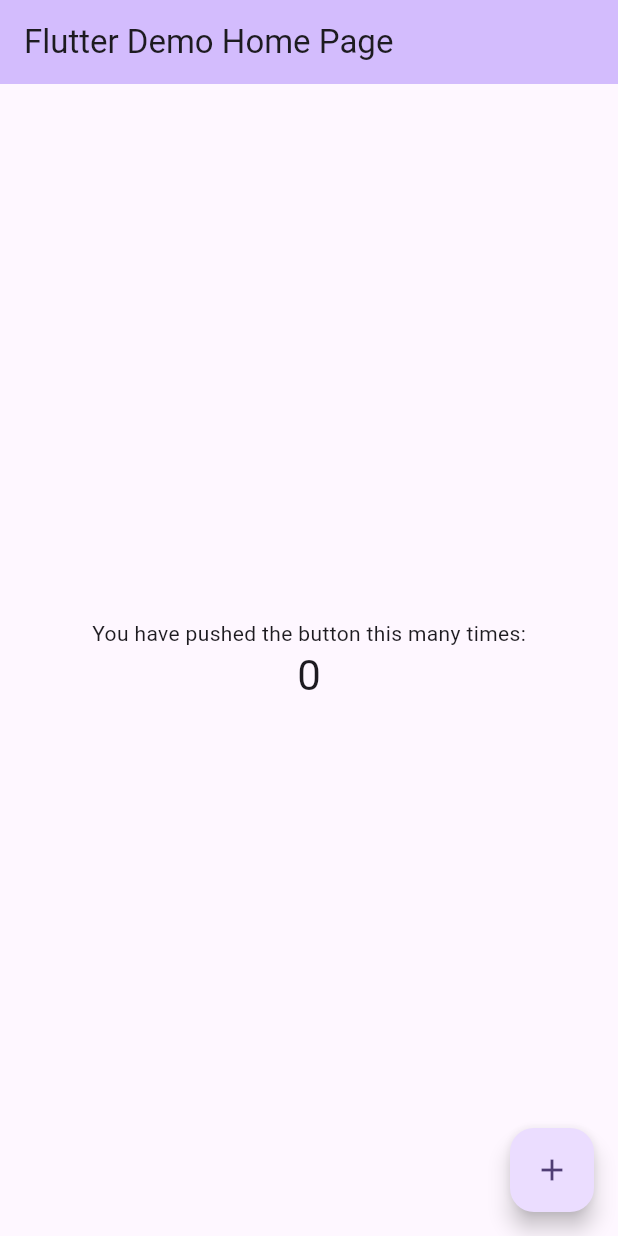
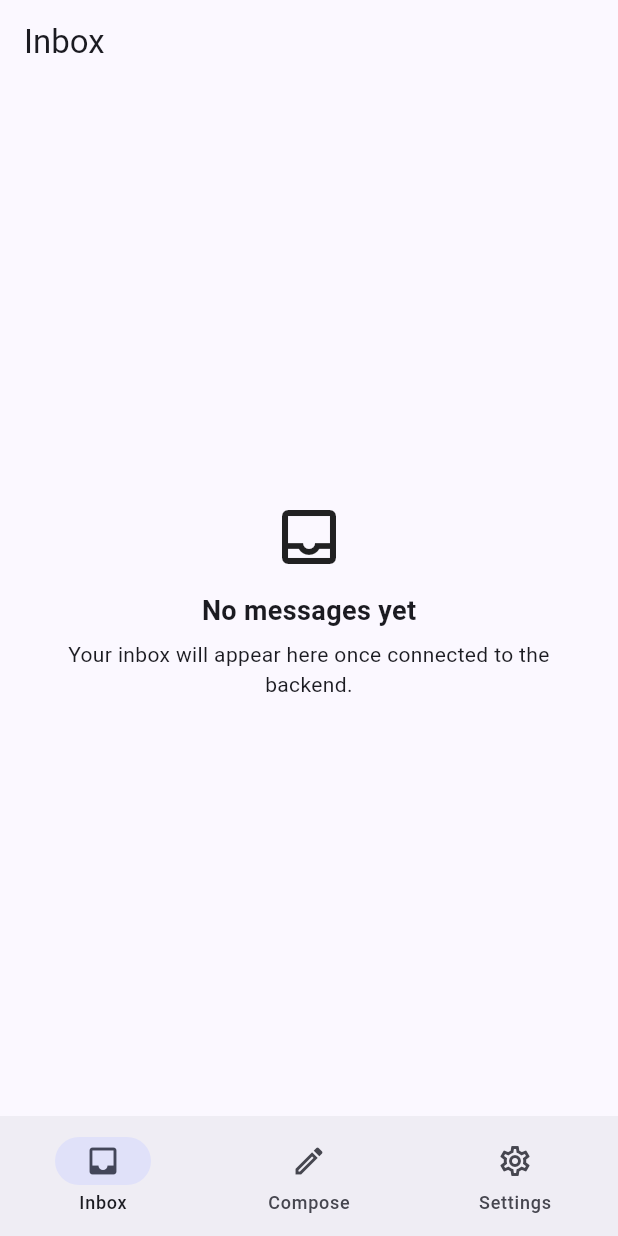
Before and after one commit to devalgupta404/Quantum-Secure-Email-Client, a Flutter app: the screen it shows after launch, on a phone screen of 412 x 824 dp. Run offline on Flutter 3.47's test engine with Material 3 defaults, Android fonts, the phone set to English and light mode, and no system bars.

Commit message:
update ui

```diff
--- /dev/null
+++ b/frontend/lib/app.dart
@@ -0,0 +1,31 @@
+import 'package:flutter/material.dart';
+import 'screens/inbox_screen.dart';
+import 'screens/compose_screen.dart';
+import 'screens/settings_screen.dart';
+
+class Routes {
+  static const String inbox = '/';
+  static const String compose = '/compose';
+  static const String settings = '/settings';
+}
+
+class QuMailApp extends StatelessWidget {
+  const QuMailApp({super.key});
+
+  @override
+  Widget build(BuildContext context) {
+    return MaterialApp(
+      title: 'QuMail',
+      theme: ThemeData(
+        colorScheme: ColorScheme.fromSeed(seedColor: Colors.indigo),
+        useMaterial3: true,
+      ),
+      initialRoute: Routes.inbox,
+      routes: <String, WidgetBuilder>{
+        Routes.inbox: (_) => const InboxScreen(),
+        Routes.compose: (_) => const ComposeScreen(),
+        Routes.settings: (_) => const SettingsScreen(),
+      },
+    );
+  }
+}
--- a/frontend/lib/main.dart
+++ b/frontend/lib/main.dart
@@ -1,122 +1,6 @@
 import 'package:flutter/material.dart';
+import 'app.dart';
 
 void main() {
-  runApp(const MyApp());
+  runApp(const QuMailApp());
 }
-
-class MyApp extends StatelessWidget {
-  const MyApp({super.key});
-
-  // This widget is the root of your application.
-  @override
-  Widget build(BuildContext context) {
-    return MaterialApp(
-      title: 'Flutter Demo',
-      theme: ThemeData(
-        // This is the theme of your application.
-        //
-        // TRY THIS: Try running your application with "flutter run". You'll see
-        // the application has a purple toolbar. Then, without quitting the app,
-        // try changing the seedColor in the colorScheme below to Colors.green
-        // and then invoke "hot reload" (save your changes or press the "hot
-        // reload" button in a Flutter-supported IDE, or press "r" if you used
-        // the command line to start the app).
-        //
-        // Notice that the counter didn't reset back to zero; the application
-        // state is not lost during the reload. To reset the state, use hot
-        // restart instead.
-        //
-        // This works for code too, not just values: Most code changes can be
-        // tested with just a hot reload.
-        colorScheme: ColorScheme.fromSeed(seedColor: Colors.deepPurple),
-      ),
-      home: const MyHomePage(title: 'Flutter Demo Home Page'),
-    );
-  }
-}
-
-class MyHomePage extends StatefulWidget {
-  const MyHomePage({super.key, required this.title});
-
-  // This widget is the home page of your application. It is stateful, meaning
-  // that it has a State object (defined below) that contains fields that affect
-  // how it looks.
-
-  // This class is the configuration for the state. It holds the values (in this
-  // case the title) provided by the parent (in this case the App widget) and
-  // used by the build method of the State. Fields in a Widget subclass are
-  // always marked "final".
-
-  final String title;
-
-  @override
-  State<MyHomePage> createState() => _MyHomePageState();
-}
-
-class _MyHomePageState extends State<MyHomePage> {
-  int _counter = 0;
-
-  void _incrementCounter() {
-    setState(() {
-      // This call to setState tells the Flutter framework that something has
-      // changed in this State, which causes it to rerun the build method below
-      // so that the display can reflect the updated values. If we changed
-      // _counter without calling setState(), then the build method would not be
-      // called again, and so nothing would appear to happen.
-      _counter++;
-    });
-  }
-
-  @override
-  Widget build(BuildContext context) {
-    // This method is rerun every time setState is called, for instance as done
-    // by the _incrementCounter method above.
-    //
-    // The Flutter framework has been optimized to make rerunning build methods
-    // fast, so that you can just rebuild anything that needs updating rather
-    // than having to individually change instances of widgets.
-    return Scaffold(
-      appBar: AppBar(
-        // TRY THIS: Try changing the color here to a specific color (to
-        // Colors.amber, perhaps?) and trigger a hot reload to see the AppBar
-        // change color while the other colors stay the same.
-        backgroundColor: Theme.of(context).colorScheme.inversePrimary,
-        // Here we take the value from the MyHomePage object that was created by
-        // the App.build method, and use it to set our appbar title.
-        title: Text(widget.title),
-      ),
-      body: Center(
-        // Center is a layout widget. It takes a single child and positions it
-        // in the middle of the parent.
-        child: Column(
-          // Column is also a layout widget. It takes a list of children and
-          // arranges them vertically. By default, it sizes itself to fit its
-          // children horizontally, and tries to be as tall as its parent.
-          //
-          // Column has various properties to control how it sizes itself and
-          // how it positions its children. Here we use mainAxisAlignment to
-          // center the children vertically; the main axis here is the vertical
-          // axis because Columns are vertical (the cross axis would be
-          // horizontal).
-          //
-          // TRY THIS: Invoke "debug painting" (choose the "Toggle Debug Paint"
-          // action in the IDE, or press "p" in the console), to see the
-          // wireframe for each widget.
-          mainAxisAlignment: MainAxisAlignment.center,
-          children: <Widget>[
-            const Text('You have pushed the button this many times:'),
-            Text(
-              '$_counter',
-              style: Theme.of(context).textTheme.headlineMedium,
-            ),
-          ],
-        ),
-      ),
-      floatingActionButton: FloatingActionButton(
-        onPressed: _incrementCounter,
-        tooltip: 'Increment',
-        child: const Icon(Icons.add),
-      ), // This trailing comma makes auto-formatting nicer for build methods.
-    );
-  }
-}
--- /dev/null
+++ b/frontend/lib/screens/inbox_screen.dart
@@ -0,0 +1,29 @@
+import 'package:flutter/material.dart';
+import '../widgets/app_scaffold.dart';
+
+class InboxScreen extends StatelessWidget {
+  const InboxScreen({super.key});
+
+  @override
+  Widget build(BuildContext context) {
+    return AppScaffold(
+      title: 'Inbox',
+      currentIndex: 0,
+      child: Center(
+        child: Padding(
+          padding: const EdgeInsets.all(24),
+          child: Column(
+            mainAxisSize: MainAxisSize.min,
+            children: const <Widget>[
+              Icon(Icons.inbox_outlined, size: 48),
+              SizedBox(height: 12),
+              Text('No messages yet', style: TextStyle(fontSize: 18, fontWeight: FontWeight.w600)),
+              SizedBox(height: 6),
+              Text('Your inbox will appear here once connected to the backend.', textAlign: TextAlign.center),
+            ],
+          ),
+        ),
+      ),
+    );
+  }
+}
--- /dev/null
+++ b/frontend/lib/widgets/app_scaffold.dart
@@ -0,0 +1,49 @@
+import 'package:flutter/material.dart';
+import '../app.dart';
+
+class AppScaffold extends StatelessWidget {
+  const AppScaffold({
+    super.key,
+    required this.title,
+    required this.child,
+    required this.currentIndex,
+  });
+
+  final String title;
+  final Widget child;
+  final int currentIndex;
+
+  void _onNavTap(BuildContext context, int index) {
+    if (index == currentIndex) return;
+    switch (index) {
+      case 0:
+        Navigator.of(context).pushNamedAndRemoveUntil(Routes.inbox, (r) => false);
+        break;
+      case 1:
+        Navigator.of(context).pushNamed(Routes.compose);
+        break;
+      case 2:
+        Navigator.of(context).pushNamed(Routes.settings);
+        break;
+    }
+  }
+
+  @override
+  Widget build(BuildContext context) {
+    return Scaffold(
+      appBar: AppBar(
+        title: Text(title),
+      ),
+      body: child,
+      bottomNavigationBar: NavigationBar(
+        selectedIndex: currentIndex,
+        onDestinationSelected: (i) => _onNavTap(context, i),
+        destinations: const <NavigationDestination>[
+          NavigationDestination(icon: Icon(Icons.inbox_outlined), selectedIcon: Icon(Icons.inbox), label: 'Inbox'),
+          NavigationDestination(icon: Icon(Icons.edit_outlined), selectedIcon: Icon(Icons.edit), label: 'Compose'),
+          NavigationDestination(icon: Icon(Icons.settings_outlined), selectedIcon: Icon(Icons.settings), label: 'Settings'),
+        ],
+      ),
+    );
+  }
+}
```
Also changed, not shown: frontend/lib/screens/compose_screen.dart (added, +91 -0 lines), frontend/lib/screens/settings_screen.dart (added, +42 -0 lines), 2 other files.
